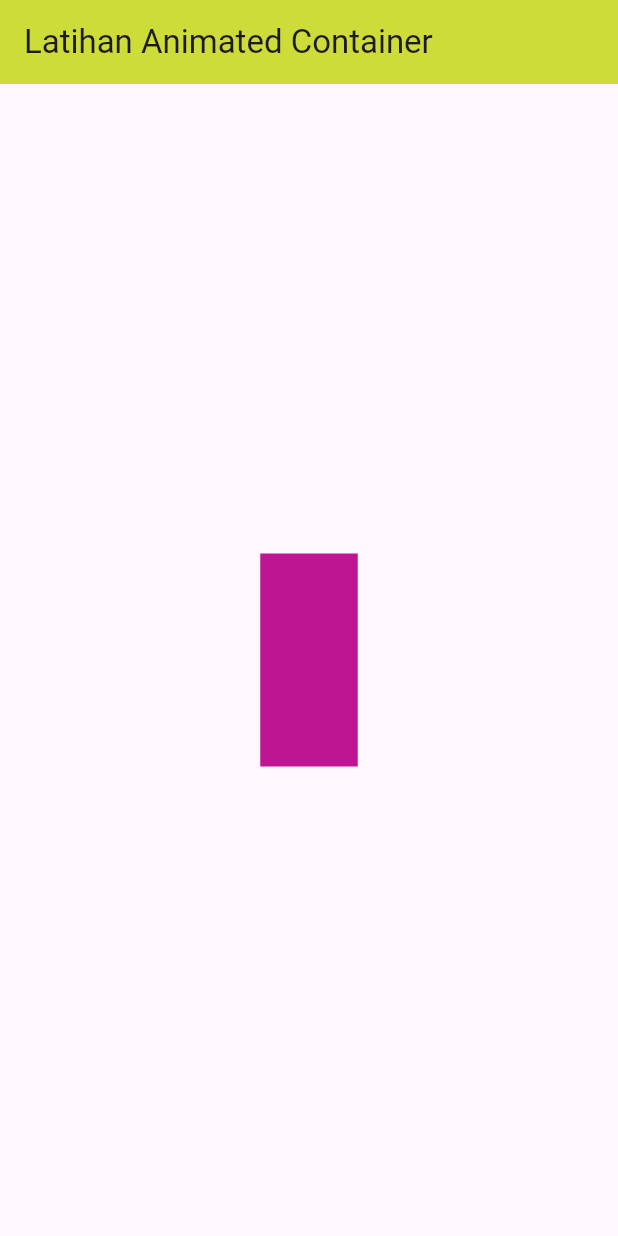
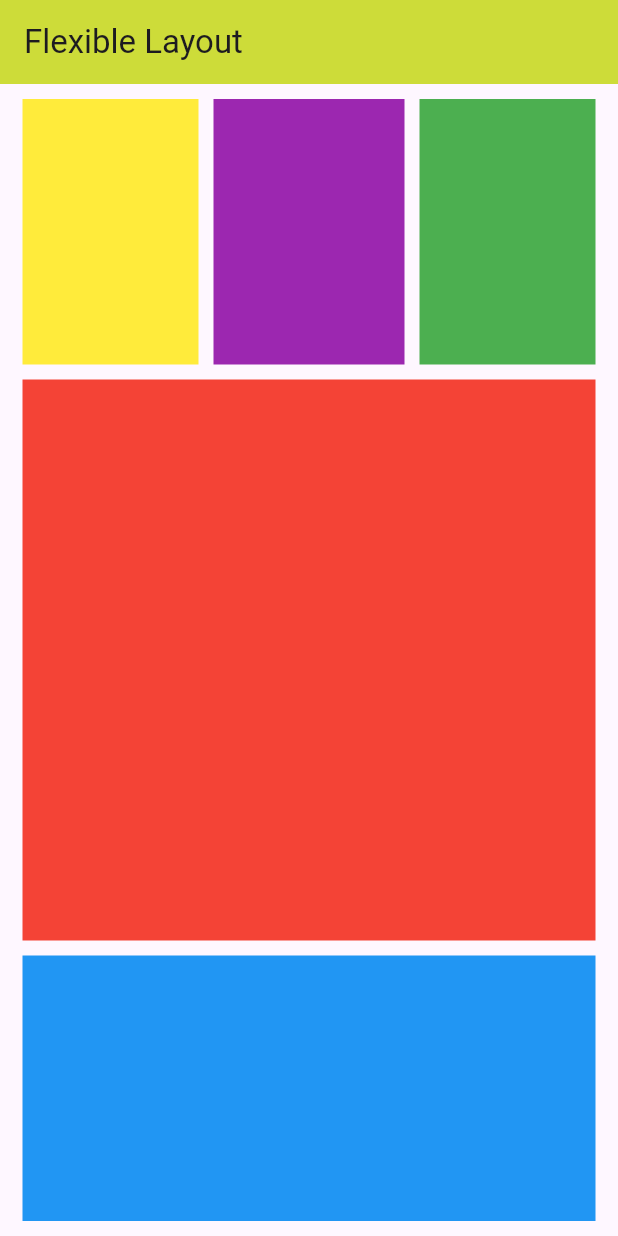
Before and after one commit to yabsiraditya/learn-flutter, a Flutter app: the screen it shows after launch, on a phone screen of 412 x 824 dp. Run offline on Flutter 3.47's test engine with Material 3 defaults, Android fonts, the phone set to English and light mode, and no system bars.

Commit message:
day 4 learn-flutter Layout Flexible

```diff
--- a/lib/main.dart
+++ b/lib/main.dart
@@ -11,31 +11,55 @@ class MyApp extends StatefulWidget {
 }
 
 class _MyAppState extends State<MyApp> {
-  Random random = Random();
-
   @override
   Widget build(BuildContext context) {
     return MaterialApp(
       home: Scaffold(
-        appBar: AppBar(
-          title: Text("Latihan Animated Container"),
-          backgroundColor: Colors.lime,
-        ),
-        body: Center(
-          child: GestureDetector(
-            onTap: () {
-              setState(() {});
-            },
-            child: AnimatedContainer(
-              duration: Duration(seconds: 1),
-              width: 50.0 + random.nextInt(101),
-              height: 50.0 + random.nextInt(101),
-              color: Color.fromARGB(255, random.nextInt(256),
-                  random.nextInt(256), random.nextInt(256)),
-            ),
+          appBar: AppBar(
+            title: Text("Flexible Layout"),
+            backgroundColor: Colors.lime,
           ),
-        ),
-      ),
+          body: Column(
+            children: [
+              Flexible(
+                flex: 1,
+                child: Row(
+                  children: <Widget>[
+                    Flexible(
+                        flex: 1,
+                        child: Container(
+                          margin: EdgeInsets.fromLTRB(15, 10, 5, 5),
+                          color: Colors.yellow,
+                        )),
+                    Flexible(
+                        flex: 1,
+                        child: Container(
+                          margin: EdgeInsets.fromLTRB(5, 10, 5, 5),
+                          color: Colors.purple,
+                        )),
+                    Flexible(
+                        flex: 1,
+                        child: Container(
+                          margin: EdgeInsets.fromLTRB(5, 10, 15, 5),
+                          color: Colors.green,
+                        )),
+                  ],
+                ),
+              ),
+              Flexible(
+                  flex: 2,
+                  child: Container(
+                    margin: EdgeInsets.fromLTRB(15, 5, 15, 5),
+                    color: Colors.red,
+                  )),
+              Flexible(
+                  flex: 1,
+                  child: Container(
+                    margin: EdgeInsets.fromLTRB(15, 5, 15, 10),
+                    color: Colors.blue,
+                  )),
+            ],
+          )),
     );
   }
 }
```
